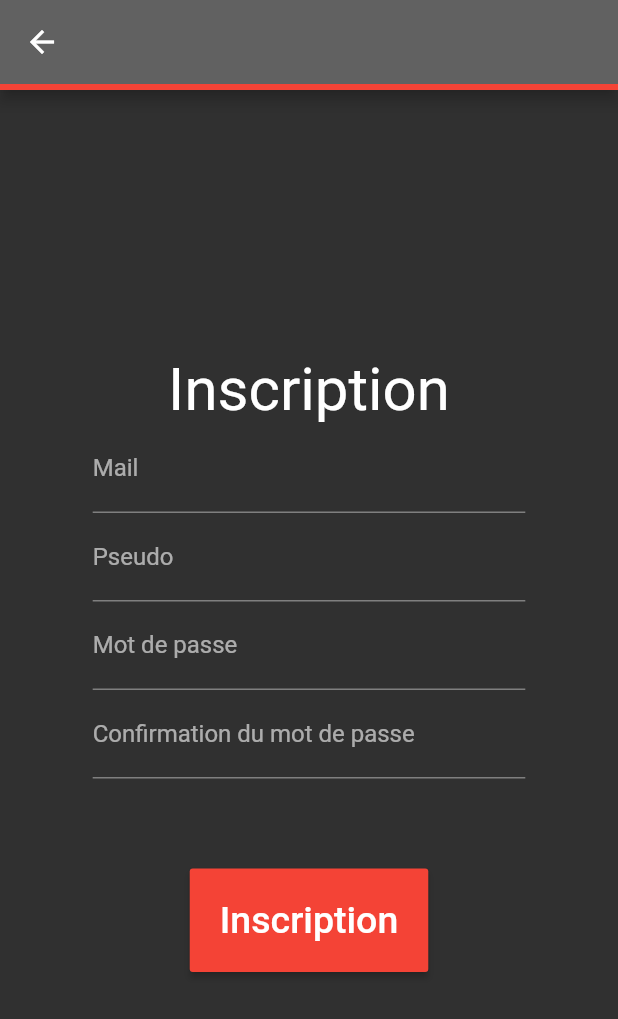
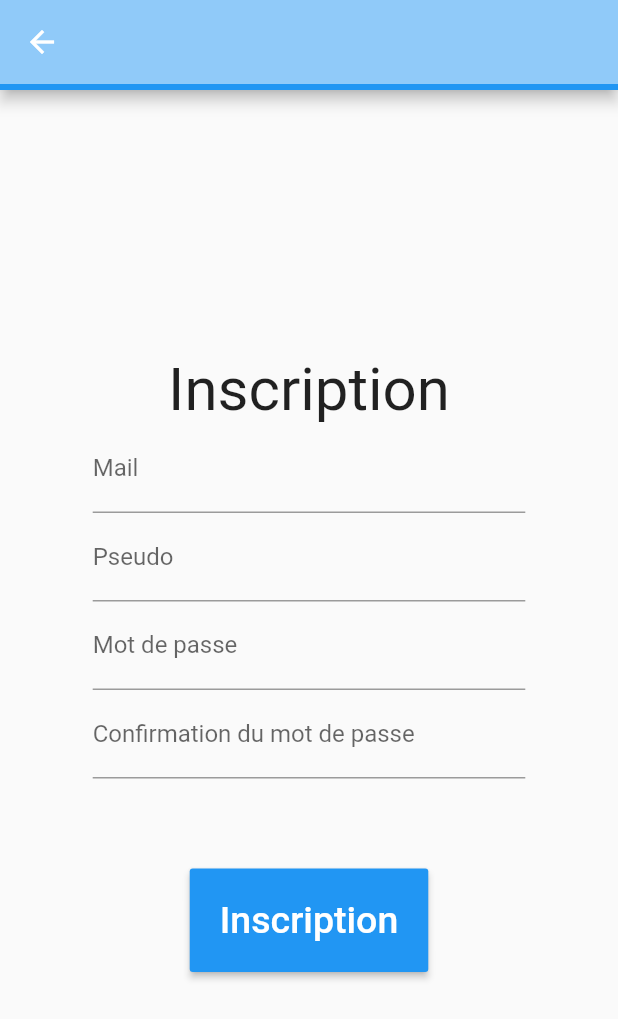
Before and after one commit to Vaalaryn/palikohrnne-mobile-app, a Flutter app: the SignUpView screen opened directly with empty values, on a phone screen of 412 x 824 dp. Shown: the top 1019 px of the screen. Run offline on Flutter 3.47's test engine with Material 2 defaults, Android fonts, the phone set to English and light mode, and no system bars; our stand-ins replace shared_preferences; accounts and stored records are empty; network calls fail.

Commit message:
Theme a zero

```diff
--- a/lib/main.dart
+++ b/lib/main.dart
@@ -4,11 +4,7 @@ import 'package:palikorne/app/view/LoginView.dart';
 import 'package:shared_preferences/shared_preferences.dart';
 import 'package:palikorne/generated/l10n.dart';
 
-ThemeData myTheme = ThemeData(
-    primaryColor: Colors.red,
-    accentColor: Colors.redAccent,
-    brightness: Brightness.dark
-);
+ThemeData myTheme = ThemeData();
 
 void main() {
   runApp(
```
